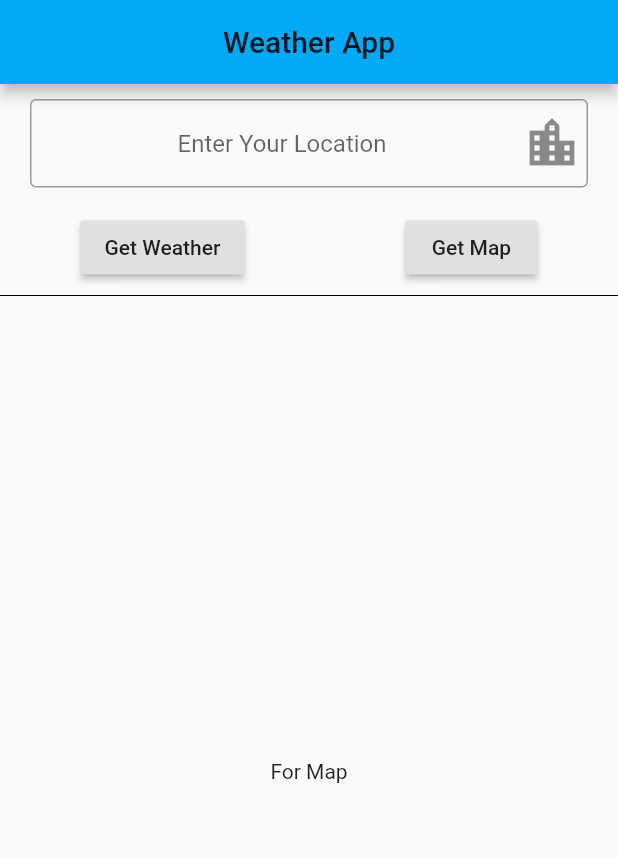
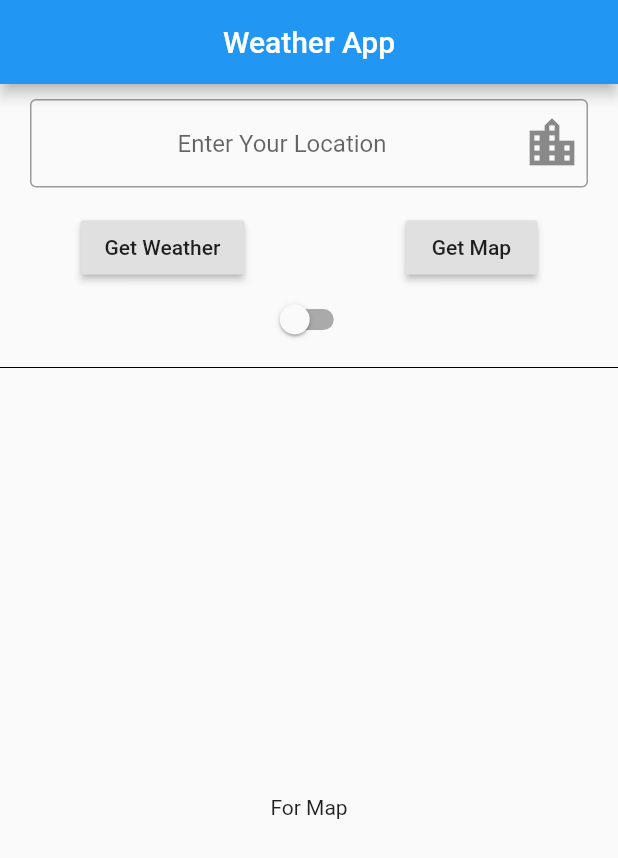
Before and after one commit to vngarg/Weather-App, a Flutter app: the screen it shows after launch, on a phone screen of 412 x 824 dp. Shown: the top 858 px of the screen. Run offline on Flutter 3.47's test engine with Material 2 defaults, Android fonts, the phone set to English and light mode, and no system bars; our stand-ins replace google_maps_flutter.

Commit message:
Working on Dark Theme

```diff
--- a/lib/Backend/Maps.dart
+++ b/lib/Backend/Maps.dart
@@ -21,18 +21,13 @@ class Maps extends StatelessWidget {
 }
 
 class Map extends StatefulWidget {
-  @override
-  State<Map> createState() => MapState();
-}
-
-class MapState extends State<Map> {
 
   @override
   void initState() {
     print('YO YO..................... ${Location.latitude}');
     makeRequest();
     print('MAJA AA GAYA..................... ${Location.latitude}');
-    super.initState();
+    // super.initState();
   }
 
   Future<http.Response> makeRequest() async {
@@ -48,6 +43,12 @@ class MapState extends State<Map> {
     Location.longitude = response1["features"][0]['center'][0];
     print('HELLO WORLD..................... ${Location.latitude}');
   }
+
+  @override
+  State<Map> createState() => MapState();
+}
+
+class MapState extends State<Map> {
 
   Completer<GoogleMapController> _controller = Completer();
 
--- a/lib/DataLayer/location.dart
+++ b/lib/DataLayer/location.dart
@@ -1,5 +1,23 @@
+import 'package:flutter/material.dart';
+
 class Location {
   static var location;
   static double latitude;
   static double longitude;
 }
+
+class Mode {
+  static Color color;
+  static bool isSwitched = true;
+  static Brightness bright = Brightness.light;
+
+  Brightness getBrightness() {
+    if(!isSwitched) {
+      bright = Brightness.dark;
+    }
+    else {
+      bright = Brightness.light;
+    }
+    return bright;
+  }
+}
--- a/lib/UI/HomeScreen.dart
+++ b/lib/UI/HomeScreen.dart
@@ -3,6 +3,7 @@ import 'package:weathe_app/DataLayer/location.dart';
 import 'package:weathe_app/UI/WeatherScreen.dart';
 import 'package:weathe_app/Widgets/Button.dart';
 import 'package:weathe_app/Widgets/TextField.dart';
+import 'package:weathe_app/Widgets/ThemeButton.dart';
 
 class MyApp extends StatelessWidget {
   @override
@@ -40,6 +41,7 @@ class _HomeScreenState extends State<HomeScreen> {
               Buttons( 'Get Map', location.text , context),
             ],
           ),
+          AppMode(),
           Container(
             height: 16.0,
             child: Divider(
--- /dev/null
+++ b/lib/Widgets/ThemeButton.dart
@@ -0,0 +1,43 @@
+import 'package:flutter/material.dart';
+import 'package:weathe_app/DataLayer/location.dart';
+
+// Widget AppMode() {
+//   return Container(
+//     child: Switch(
+//       value: !Mode.isSwitched,
+//       onChanged: (value) {
+//         setState(() {
+//           Mode.isSwitched = value;
+//         });
+//       },
+//       activeTrackColor: Colors.green,
+//       activeColor: Colors.red,
+//     ),
+//   );
+// }
+
+class AppMode extends StatefulWidget {
+  @override
+  _AppModeState createState() => _AppModeState();
+}
+
+class _AppModeState extends State<AppMode> {
+  @override
+  Widget build(BuildContext context) {
+    return Container(
+      child: Switch(
+        value: !Mode.isSwitched,
+        onChanged: (value) {
+          setState(() {
+            Mode.isSwitched = !value;
+          });
+          print(Mode.bright);
+          Mode().getBrightness();
+          // Mode().getColors();
+        },
+        activeTrackColor: Colors.green,
+        activeColor: Colors.red,
+      ),
+    );
+  }
+}
--- a/lib/main.dart
+++ b/lib/main.dart
@@ -1,4 +1,5 @@
 import 'package:flutter/material.dart';
+import 'package:weathe_app/DataLayer/location.dart';
 import 'package:weathe_app/UI/HomeScreen.dart';
 
 void main() => runApp(WeatherApp());
@@ -7,13 +8,14 @@ class WeatherApp extends StatelessWidget {
   @override
   Widget build(BuildContext context) {
     return MaterialApp(
-      debugShowCheckedModeBanner: false,
-      title: 'Weather App',
-      theme: ThemeData(
-        primarySwatch: Colors.lightBlue
-      ),
-      home: MyApp()
-    );
+        debugShowCheckedModeBanner: false,
+        title: 'Weather App',
+        theme: ThemeData(
+          // primarySwatch: Colors.lightBlue
+          brightness: Mode().getBrightness(),
+          // primaryColor: Colors.blue,
+        ),
+        home: MyApp());
   }
 }
 
```
